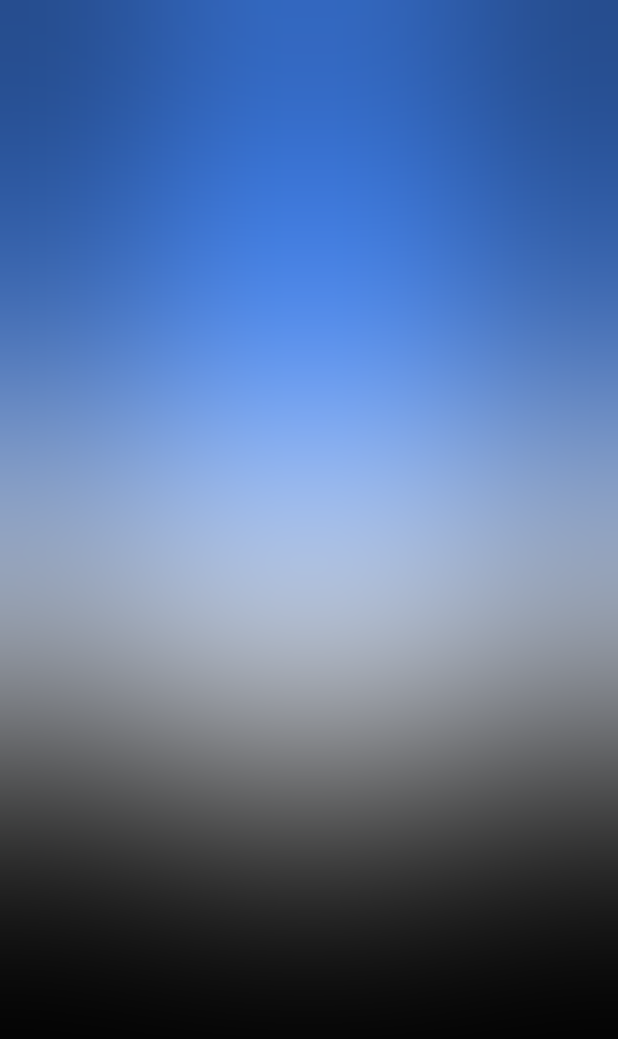
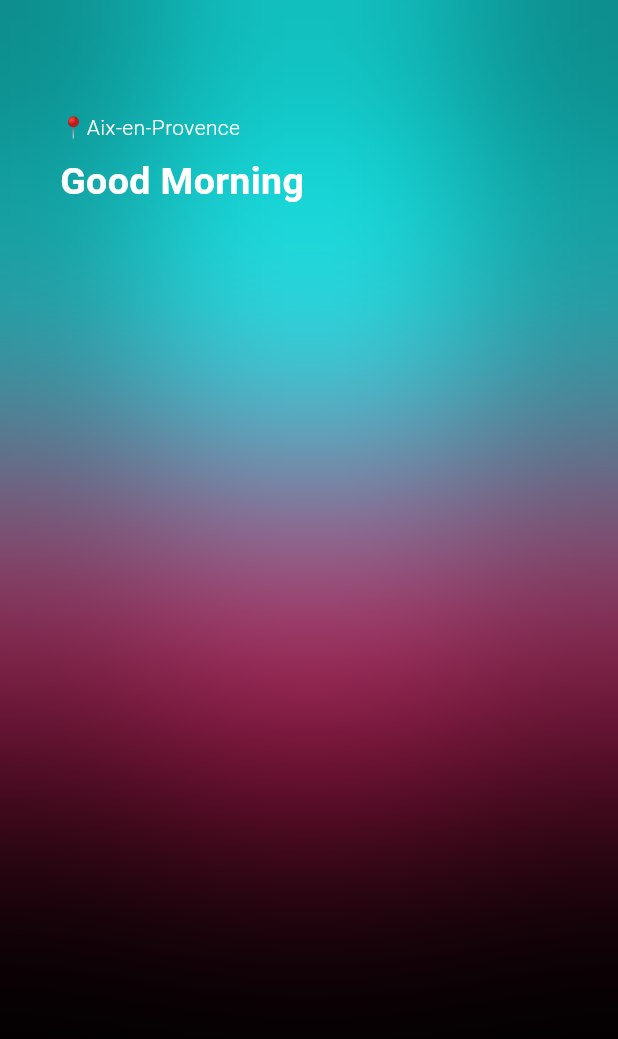
Before and after one commit to GarifullinII/weather_pro, a Flutter app: the screen it shows after launch, on a phone screen of 412 x 824 dp. Shown: the top 1039 px of the screen. Run offline on Flutter 3.47's test engine with Material 3 defaults, Android fonts, the phone set to English and light mode, and no system bars; our stand-ins replace bloc.

Commit message:
add images, text

```diff
--- a/lib/screens/home_screen.dart
+++ b/lib/screens/home_screen.dart
@@ -29,7 +29,7 @@ class HomeScreen extends StatelessWidget {
                 width: 300,
                 decoration: const BoxDecoration(
                   shape: BoxShape.circle,
-                  color: Colors.white,
+                  color: Colors.pink,
                 ),
               ),
             ),
@@ -40,7 +40,7 @@ class HomeScreen extends StatelessWidget {
                 width: 300,
                 decoration: const BoxDecoration(
                   shape: BoxShape.circle,
-                  color: Colors.white,
+                  color: Colors.pink,
                 ),
               ),
             ),
@@ -50,15 +50,45 @@ class HomeScreen extends StatelessWidget {
                 height: 300,
                 width: 600,
                 decoration: const BoxDecoration(
-                  color: Colors.blueAccent,
+                  color: Colors.cyanAccent,
                 ),
               ),
             ),
             BackdropFilter(
-                filter: ImageFilter.blur(sigmaX: 100, sigmaY: 100),
+              filter: ImageFilter.blur(sigmaX: 100, sigmaY: 100),
               child: Container(
                 decoration: const BoxDecoration(color: Colors.transparent),
               ),
+            ),
+            const Row(
+              children: [
+                Column(
+                  crossAxisAlignment: CrossAxisAlignment.start,
+                  children: [
+                    Padding(
+                      padding: EdgeInsets.only(top: 8),
+                      child: Text(
+                        '📍Aix-en-Provence',
+                        style: TextStyle(
+                          color: Colors.white,
+                          fontWeight: FontWeight.w300,
+                        ),
+                      ),
+                    ),
+                    Padding(
+                      padding: EdgeInsets.only(top: 8),
+                      child: Text(
+                        'Good Morning',
+                        style: TextStyle(
+                          color: Colors.white,
+                          fontSize: 25,
+                          fontWeight: FontWeight.bold,
+                        ),
+                      ),
+                    )
+                  ],
+                )
+              ],
             ),
           ],
         ),
```
